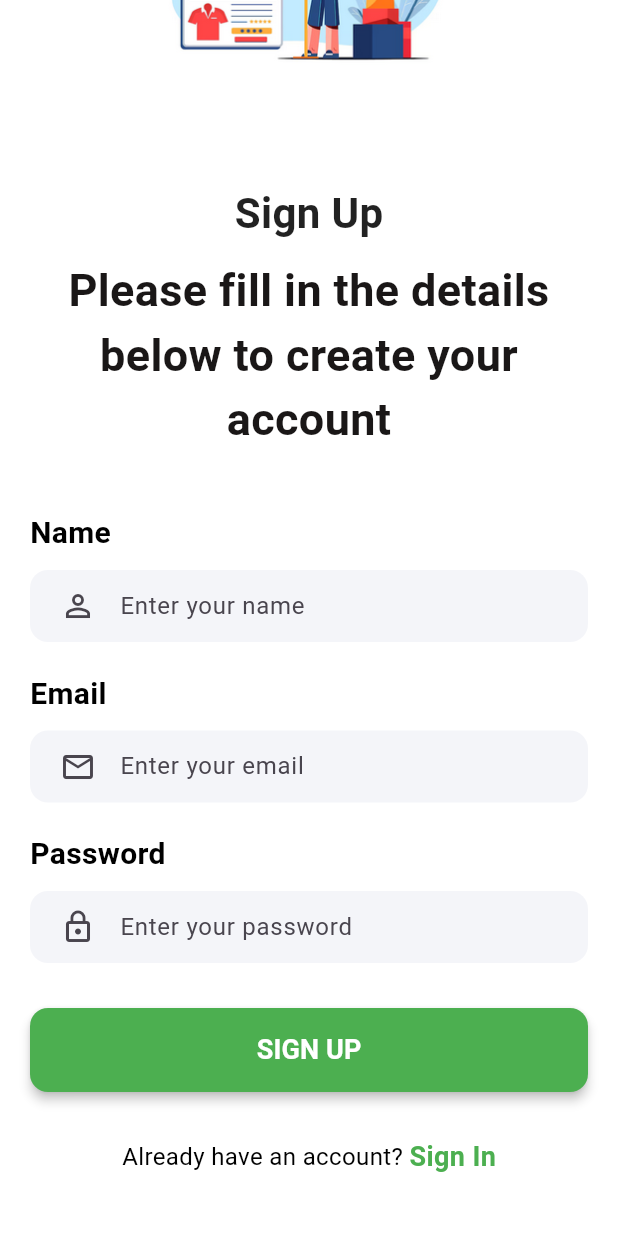
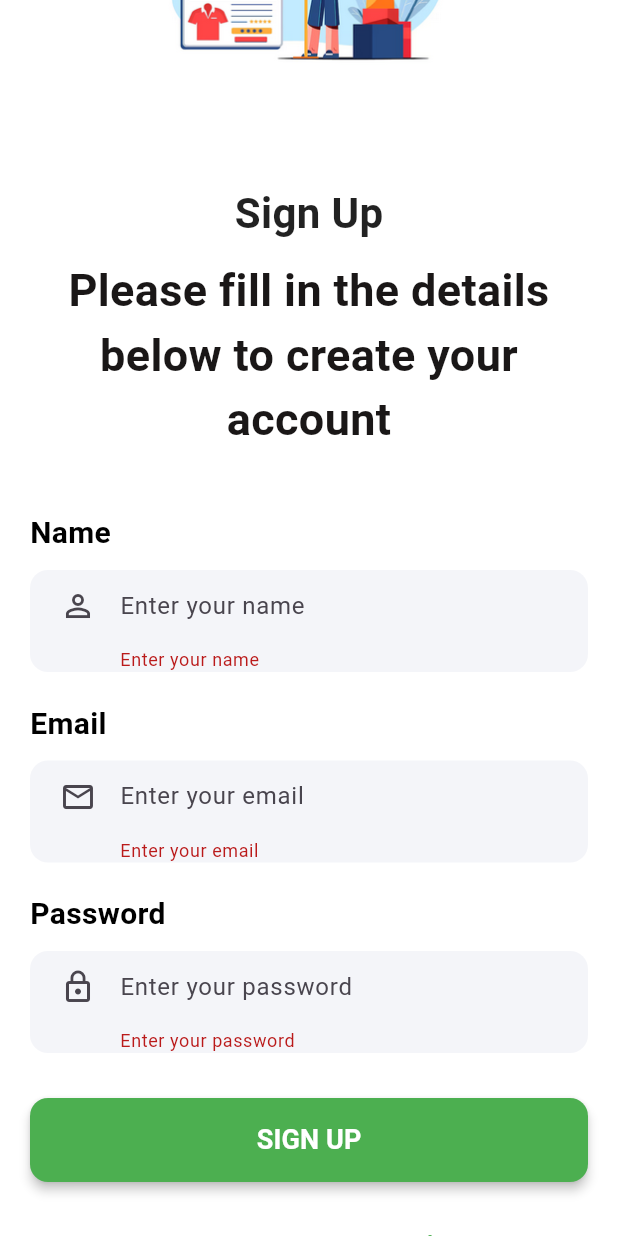
Before and after one commit to Lutogisha/shoppingapp-, a Flutter app: the Signup screen opened directly, scrolled down 148 dp, after a tap on "SIGN UP", on a phone screen of 412 x 824 dp. Run offline on Flutter 3.47's test engine with Material 3 defaults, Android fonts, the phone set to English and light mode, and no system bars; our stand-ins replace curved_navigation_bar.

Commit message:
@Lutogisha

```diff
--- /dev/null
+++ b/shoppingapp/google-services.json
@@ -0,0 +1,29 @@
+{
+  "project_info": {
+    "project_number": "930065901679",
+    "project_id": "shopapp-a4842",
+    "storage_bucket": "shopapp-a4842.firebasestorage.app"
+  },
+  "client": [
+    {
+      "client_info": {
+        "mobilesdk_app_id": "1:930065901679:android:5ad99d7a3f1fdd4357c59a",
+        "android_client_info": {
+          "package_name": "com.example.shoppingapp"
+        }
+      },
+      "oauth_client": [],
+      "api_key": [
+        {
+          "current_key": "AIzaSyBWZenakfKLzQTQO2KWQavBNKZFSP4fx_k"
+        }
+      ],
+      "services": {
+        "appinvite_service": {
+          "other_platform_oauth_client": []
+        }
+      }
+    }
+  ],
+  "configuration_version": "1"
+}
--- a/shoppingapp/lib/main.dart
+++ b/shoppingapp/lib/main.dart
@@ -36,7 +36,7 @@ class MyApp extends StatelessWidget {
         // tested with just a hot reload.
         colorScheme: ColorScheme.fromSeed(seedColor: Colors.deepPurple),
       ),
-      home: Home(),
+      home: Signup(),
     );
   }
 }
--- a/shoppingapp/lib/pages/signup.dart
+++ b/shoppingapp/lib/pages/signup.dart
@@ -10,6 +10,45 @@ class Signup extends StatefulWidget {
 }
 
 class _SignupState extends State<Signup> {
+  final _formKey = GlobalKey<FormState>();
+  final TextEditingController nameController = TextEditingController();
+  final TextEditingController emailController = TextEditingController();
+  final TextEditingController passwordController = TextEditingController();
+
+  Future<void> register() async {
+    if (_formKey.currentState!.validate()) {
+      String email = emailController.text.trim();
+      await Future.delayed(const Duration(seconds: 1));
+
+      if (email == "test@example.com") {
+        ScaffoldMessenger.of(context).showSnackBar(
+          const SnackBar(
+            backgroundColor: Colors.redAccent,
+            content: Text(
+              "Account already exists",
+              style: TextStyle(fontSize: 20.0),
+            ),
+          ),
+        );
+      } else {
+        ScaffoldMessenger.of(context).showSnackBar(
+          const SnackBar(
+            backgroundColor: Colors.green,
+            content: Text(
+              "Registered Successfully",
+              style: TextStyle(fontSize: 20.0),
+            ),
+          ),
+        );
+
+        Navigator.pushReplacement(
+          context,
+          MaterialPageRoute(builder: (context) => const Login()),
+        );
+      }
+    }
+  }
+
   @override
   Widget build(BuildContext context) {
     return Scaffold(
@@ -17,6 +56,8 @@ class _SignupState extends State<Signup> {
       body: SingleChildScrollView(
         child: Padding(
           padding: const EdgeInsets.symmetric(horizontal: 20.0, vertical: 40.0),
+          child: Form(
+            key: _formKey,
             child: Column(
               crossAxisAlignment: CrossAxisAlignment.start,
               children: [
@@ -26,9 +67,7 @@ class _SignupState extends State<Signup> {
                     height: 200,
                   ),
                 ),
-
                 const SizedBox(height: 30.0),
-
                 Center(
                   child: Text(
                     "Sign Up",
@@ -38,9 +77,7 @@ class _SignupState extends State<Signup> {
                     ),
                   ),
                 ),
-
                 const SizedBox(height: 10.0),
-
                 Center(
                   child: Text(
                     "Please fill in the details below to create your account",
@@ -48,9 +85,7 @@ class _SignupState extends State<Signup> {
                     textAlign: TextAlign.center,
                   ),
                 ),
-
                 const SizedBox(height: 40.0),
-
                 Text("Name", style: AppWidget.semiboldTextFeildStyle()),
                 const SizedBox(height: 10.0),
                 Container(
@@ -59,17 +94,18 @@ class _SignupState extends State<Signup> {
                     color: const Color(0xfff4f5f9),
                     borderRadius: BorderRadius.circular(12),
                   ),
-                child: const TextField(
-                  decoration: InputDecoration(
+                  child: TextFormField(
+                    controller: nameController,
+                    validator: (value) =>
+                        value == null || value.isEmpty ? 'Enter your name' : null,
+                    decoration: const InputDecoration(
                       border: InputBorder.none,
                       hintText: "Enter your name",
                       icon: Icon(Icons.person_outline),
                     ),
                   ),
                 ),
-
                 const SizedBox(height: 20.0),
-
                 Text("Email", style: AppWidget.semiboldTextFeildStyle()),
                 const SizedBox(height: 10.0),
                 Container(
@@ -78,17 +114,22 @@ class _SignupState extends State<Signup> {
                     color: const Color(0xfff4f5f9),
                     borderRadius: BorderRadius.circular(12),
                   ),
-                child: const TextField(
-                  decoration: InputDecoration(
+                  child: TextFormField(
+                    controller: emailController,
+                    validator: (value) {
+                      if (value == null || value.isEmpty) return 'Enter your email';
+                      final regex = RegExp(r'\S+@\S+\.\S+');
+                      if (!regex.hasMatch(value)) return 'Enter a valid email';
+                      return null;
+                    },
+                    decoration: const InputDecoration(
                       border: InputBorder.none,
                       hintText: "Enter your email",
                       icon: Icon(Icons.email_outlined),
                     ),
                   ),
                 ),
-
                 const SizedBox(height: 20.0),
-
                 Text("Password", style: AppWidget.semiboldTextFeildStyle()),
                 const SizedBox(height: 10.0),
                 Container(
@@ -97,18 +138,22 @@ class _SignupState extends State<Signup> {
                     color: const Color(0xfff4f5f9),
                     borderRadius: BorderRadius.circular(12),
                   ),
-                child: const TextField(
+                  child: TextFormField(
+                    controller: passwordController,
                     obscureText: true,
-                  decoration: InputDecoration(
+                    validator: (value) {
+                      if (value == null || value.isEmpty) return 'Enter your password';
+                      if (value.length < 6) return 'Password must be at least 6 characters';
+                      return null;
+                    },
+                    decoration: const InputDecoration(
                       border: InputBorder.none,
                       hintText: "Enter your password",
                       icon: Icon(Icons.lock_outline),
                     ),
                   ),
                 ),
-
                 const SizedBox(height: 30.0),
-
                 Center(
                   child: SizedBox(
                     width: double.infinity,
@@ -121,9 +166,7 @@ class _SignupState extends State<Signup> {
                         ),
                         elevation: 3,
                       ),
-                    onPressed: () {
-
-                    },
+                      onPressed: register,
                       child: const Text(
                         "SIGN UP",
                         style: TextStyle(
@@ -135,9 +178,7 @@ class _SignupState extends State<Signup> {
                     ),
                   ),
                 ),
-
                 const SizedBox(height: 30.0),
-
                 Row(
                   mainAxisAlignment: MainAxisAlignment.center,
                   children: [
@@ -170,6 +211,7 @@ class _SignupState extends State<Signup> {
             ),
           ),
         ),
+      ),
     );
   }
 }
```
Also changed, not shown: shoppingapp/pubspec.yaml (+3 -5 lines), 2 other files. Lines whose indentation alone changed are shown as unchanged.
